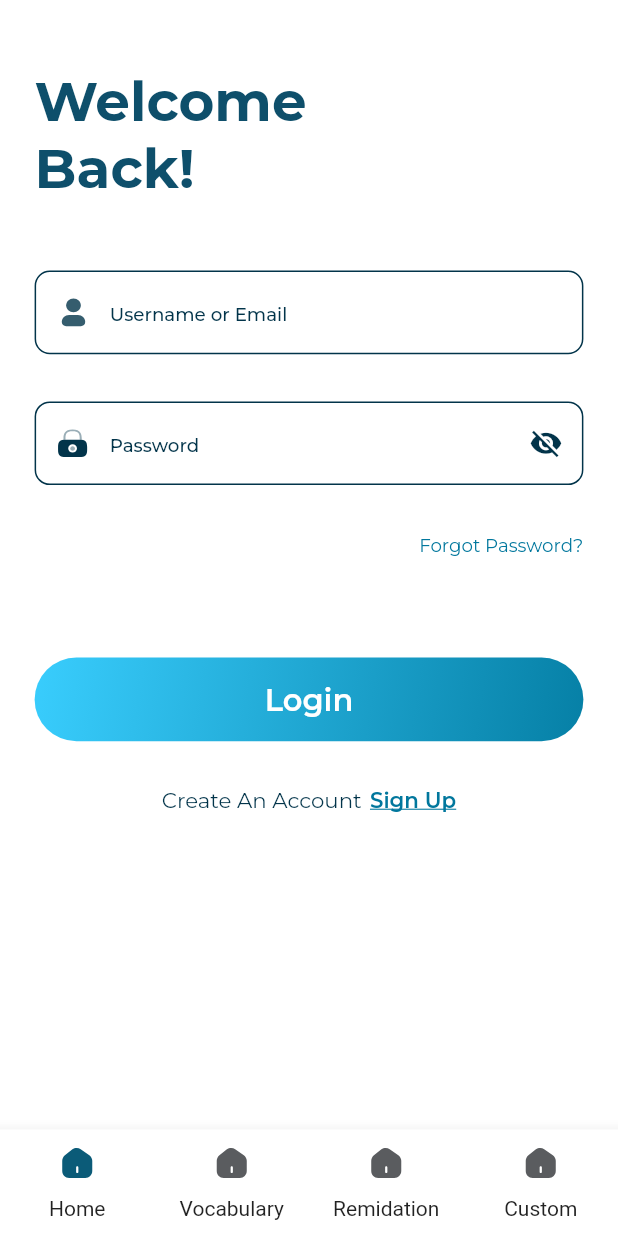
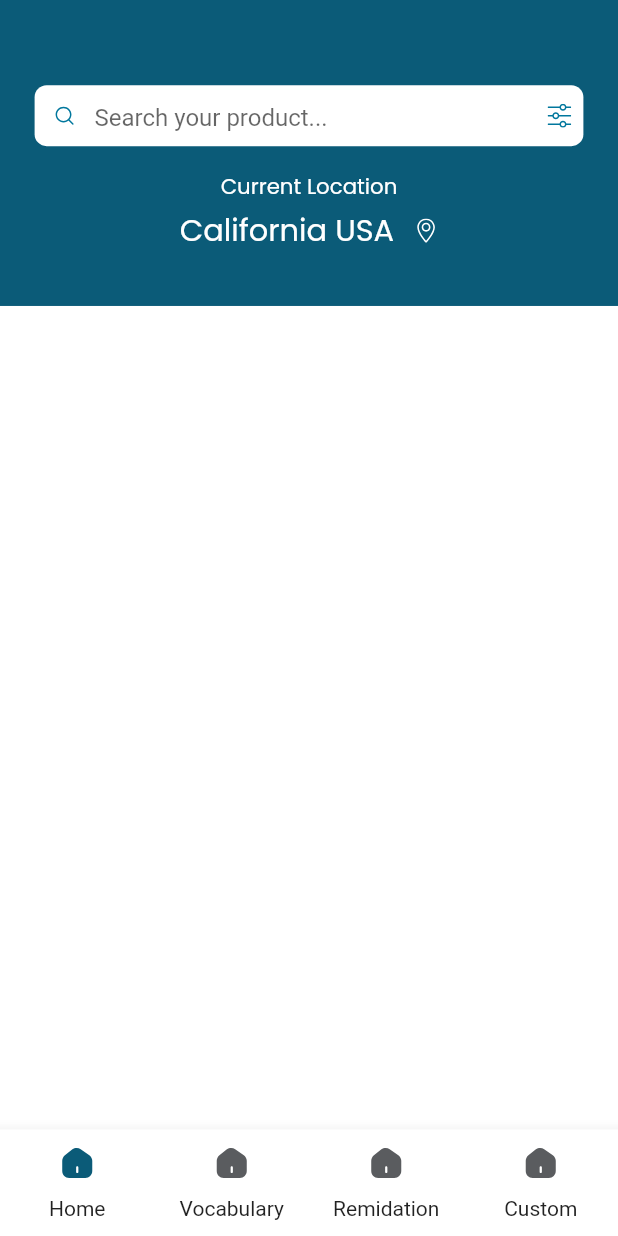
Before and after one commit to Webgenius0/eurogoods_flutter_app, a Flutter app: the BottomNavBar screen opened directly, on a phone screen of 412 x 824 dp. Run offline on Flutter 3.47's test engine with Material 3 defaults, Android fonts, the phone set to English and light mode, and no system bars; drawn by our look-alikes of auto_animated, custom_navigation_bar; our stand-ins replace dio, flutter_screenutil, flutter_svg, fluttertoast, get, get_it and 3 more; accounts and stored records are empty; project files that could hold a hidden picture were left out.

Commit message:
working on home page

```diff
--- /dev/null
+++ b/lib/features/home/presentation/home_screen.dart
@@ -0,0 +1,113 @@
+import 'package:eurogoods/common_widgets/custom_button.dart';
+import 'package:eurogoods/constants/text_font_style.dart';
+import 'package:eurogoods/gen/assets.gen.dart';
+import 'package:eurogoods/gen/colors.gen.dart';
+import 'package:eurogoods/helpers/ui_helpers.dart';
+import 'package:flutter/material.dart';
+import 'package:flutter_screenutil/flutter_screenutil.dart';
+import 'package:flutter_svg/svg.dart';
+
+class HomeScreen extends StatefulWidget {
+  const HomeScreen({super.key});
+
+  @override
+  _HomeScreenState createState() => _HomeScreenState();
+}
+
+class _HomeScreenState extends State<HomeScreen> {
+  @override
+  Widget build(BuildContext context) {
+    return Scaffold(
+      appBar: PreferredSize(
+          preferredSize: Size.fromHeight(201.h),
+          child: AppBar(
+              automaticallyImplyLeading: false,
+              backgroundColor: AppColors.allPrimaryColor,
+              flexibleSpace: Padding(
+                padding: EdgeInsets.symmetric(vertical: 56.h, horizontal: 21.w),
+                child: Column(
+                  mainAxisAlignment: MainAxisAlignment.spaceAround,
+                  children: [
+                    Container(
+                      height: 40.h,
+                      width: 333.w,
+                      decoration: BoxDecoration(
+                        color: AppColors.cFFFFFF,
+                        borderRadius: BorderRadius.circular(8.0),
+                      ),
+                      child: Row(
+                        children: [
+                          Padding(
+                            padding: const EdgeInsets.all(10),
+                            child: SvgPicture.asset(
+                              Assets.icons.search,
+                              // height: 16.h,
+                              // width: 16.h,
+                            ),
+                          ),
+                          Expanded(
+                            child: TextField(
+                              // controller: _searchController,
+                              // onChanged: _updateSearchQuery,
+                              decoration: InputDecoration(
+                                hintText: 'Search your product...',
+                                border: InputBorder.none,
+                              ),
+                            ),
+                          ),
+                          Padding(
+                            padding:
+                                const EdgeInsets.symmetric(horizontal: 8.0),
+                            child: GestureDetector(
+                              onTap: () {
+                                // _searchController.clear();
+                                // _updateSearchQuery('');
+                              },
+                              child: GestureDetector(
+                                  onTap: () {
+                                    // NavigationService.navigateTo(
+                                    //     Routes.filterScreen);
+                                  },
+                                  child: InkWell(
+                                      onTap: () {
+                                        // NavigationService.navigateTo(
+                                        //     Routes.filterScreen);
+                                      },
+                                      child: SvgPicture.asset(
+                                          Assets.icons.filter))),
+                            ),
+                          ),
+                        ],
+                      ),
+                    ),
+                    UIHelper.verticalSpace(16.h),
+                    Text(
+                      "Current Location",
+                      style: TextFontStyle.textStyle24c848585PoppinsW400
+                          .copyWith(fontSize: 14.sp, color: AppColors.cFFFFFF),
+                    ),
+                    UIHelper.verticalSpace(4.h),
+
+                    ///<<<<<<<<<-----------Location-------------------->>>>>>>>>>
+                    Row(
+                      crossAxisAlignment: CrossAxisAlignment.center,
+                      mainAxisAlignment: MainAxisAlignment.center,
+                      children: [
+                        Text("California USA",
+                            style: TextFontStyle.textStyle24c848585PoppinsW400
+                                .copyWith(
+                                    color: AppColors.cFFFFFF, fontSize: 20.sp)),
+                        UIHelper.horizontalSpace(12.w),
+                        SvgPicture.asset(
+                          Assets.icons.location,
+                          width: 16.sp,
+                          height: 16.sp,
+                        )
+                      ],
+                    )
+                  ],
+                ),
+              ))),
+    );
+  }
+}
--- a/lib/helpers/all_routes.dart
+++ b/lib/helpers/all_routes.dart
@@ -4,6 +4,8 @@ import 'dart:io';
 
 import 'package:eurogoods/features/auth/presentation/forgot_password/presentation/forgot_password.dart';
 import 'package:eurogoods/features/auth/presentation/sign_up/sign_up_screen.dart';
+import 'package:eurogoods/features/home/presentation/home_screen.dart';
+import 'package:eurogoods/navigation_screen.dart';
 import 'package:flutter/cupertino.dart';
 
 final class Routes {
@@ -40,6 +42,8 @@ final class Routes {
   static const String verification = '/verification';
   static const String newPassSet = '/new_pass_set';
   static const String forgotPassword = '/forgotPassword';
+  static const String bottomNavBar = '/bottomNavBar';
+  static const String homeScreen = '/homeScreen';
 }
 
 final class RouteGenerator {
@@ -59,6 +63,16 @@ final class RouteGenerator {
         return Platform.isAndroid
             ? _FadedTransitionRoute(widget: SignUpScreen(), settings: settings)
             : CupertinoPageRoute(builder: (context) => SignUpScreen());
+
+      case Routes.bottomNavBar:
+        return Platform.isAndroid
+            ? _FadedTransitionRoute(widget: BottomNavBar(), settings: settings)
+            : CupertinoPageRoute(builder: (context) => BottomNavBar());
+
+      case Routes.homeScreen:
+        return Platform.isAndroid
+            ? _FadedTransitionRoute(widget: HomeScreen(), settings: settings)
+            : CupertinoPageRoute(builder: (context) => HomeScreen());
 
       // case Routes.defination:
       // final args = settings.arguments as Map;
--- a/lib/navigation_screen.dart
+++ b/lib/navigation_screen.dart
@@ -1,4 +1,5 @@
 // ignore_for_file: deprecated_member_use
+import 'package:eurogoods/features/home/presentation/home_screen.dart';
 import 'package:eurogoods/welcome_screen.dart';
 import 'package:flutter/material.dart';
 import 'package:flutter_screenutil/flutter_screenutil.dart';
@@ -23,7 +24,7 @@ class _BottomNavBarState extends State<BottomNavBar> {
   int _currentIndex = 0;
 
   final List<StatefulWidget> _screens = [
-    WelcomeScreen(),
+    HomeScreen(),
     WelcomeScreen(),
     WelcomeScreen(),
     WelcomeScreen(),
--- a/lib/welcome_screen.dart
+++ b/lib/welcome_screen.dart
@@ -91,6 +91,7 @@ class _WelcomeScreenState extends State<WelcomeScreen> {
                       text: "Login",
                       onPressed: () {
                         // NavigationService.navigateTo(Routes.forgotPassword);
+                        NavigationService.navigateTo(Routes.bottomNavBar);
                       },
                       style: TextFontStyle.textStyle36c0E4F6MontserratW700
                           .copyWith(
```
